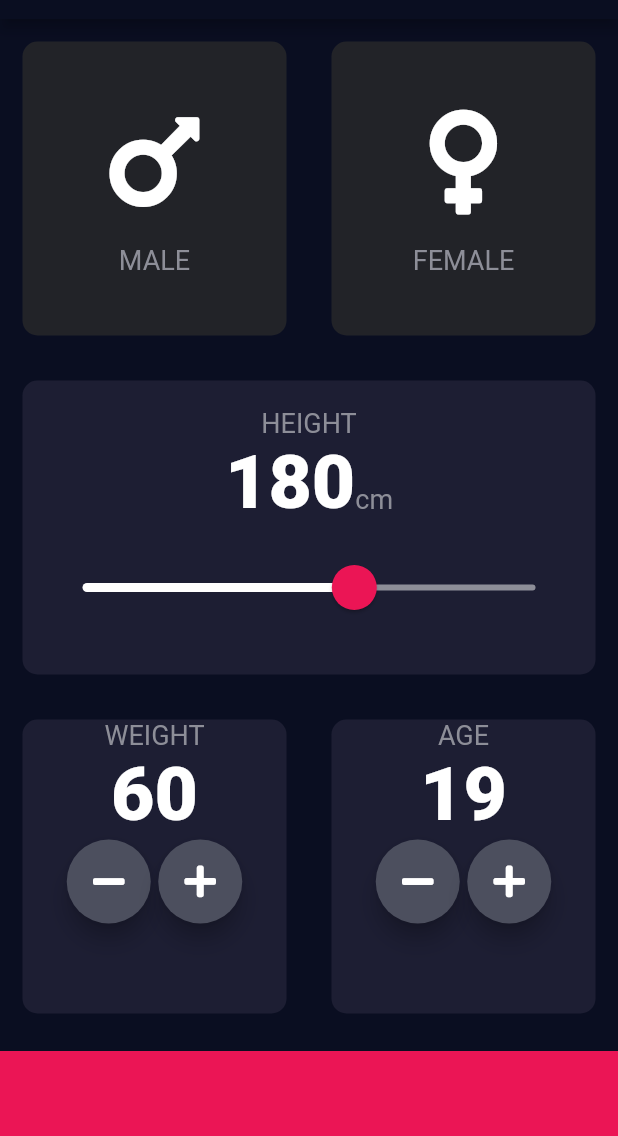
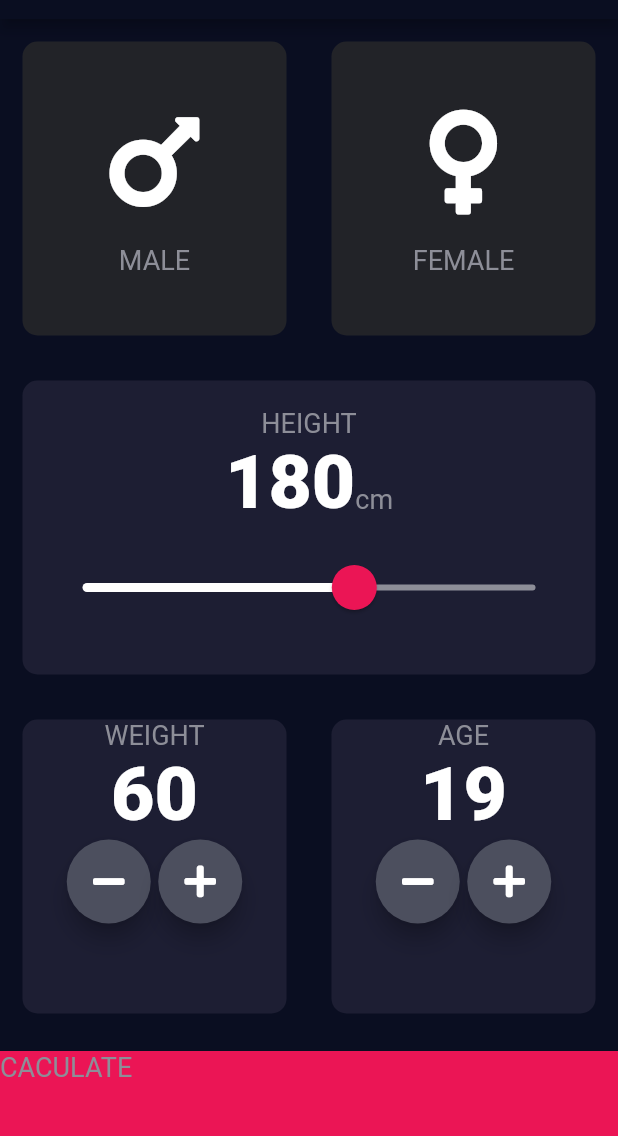
Before and after one commit to TrongBinhLe/flutter-BMI_Caculator, a Flutter app: the screen it shows after launch, on a phone screen of 412 x 824 dp, the part 65-1201 px from its top. Run offline on Flutter 3.47's test engine with Material 2 defaults, Android fonts, the phone set to English and light mode, and no system bars; our stand-ins replace font_awesome_flutter.

```diff
--- a/lib/input_page.dart
+++ b/lib/input_page.dart
@@ -1,6 +1,6 @@
-import 'package:flutter/gestures.dart';
 import 'package:flutter/material.dart';
 import 'package:font_awesome_flutter/font_awesome_flutter.dart';
+import './results_page.dart';
 import './reusable_card.dart';
 import './icon_content.dart';
 import './contants.dart';
@@ -234,11 +234,20 @@ class _InputPageState extends State<InputPage> {
               ],
             ),
           ),
-          Container(
-            color: kBottomContainerColor,
-            margin: EdgeInsets.only(top: 10.0),
-            width: double.infinity,
-            height: kBottomContainerHeight,
+          GestureDetector(
+            onTap: () {
+              Navigator.of(context).pushNamed(ResultsPage.routeName);
+            },
+            child: Container(
+              child: Text(
+                'CACULATE',
+                style: kLabelTextStyle,
+              ),
+              color: kBottomContainerColor,
+              margin: EdgeInsets.only(top: 10.0),
+              width: double.infinity,
+              height: kBottomContainerHeight,
+            ),
           ),
         ],
       ),
--- a/lib/main.dart
+++ b/lib/main.dart
@@ -1,5 +1,6 @@
 import 'package:flutter/material.dart';
 import './input_page.dart';
+import './results_page.dart';
 
 void main() => runApp(BMICalculator());
 
@@ -12,6 +13,9 @@ class BMICalculator extends StatelessWidget {
         scaffoldBackgroundColor: Color(0xFF0A0E21),
       ),
       home: InputPage(),
+      routes: {
+        ResultsPage.routeName: (context) => ResultsPage(),
+      },
     );
   }
 }
```
Also changed, not shown: lib/results_page.dart (added, +17 -0 lines).
